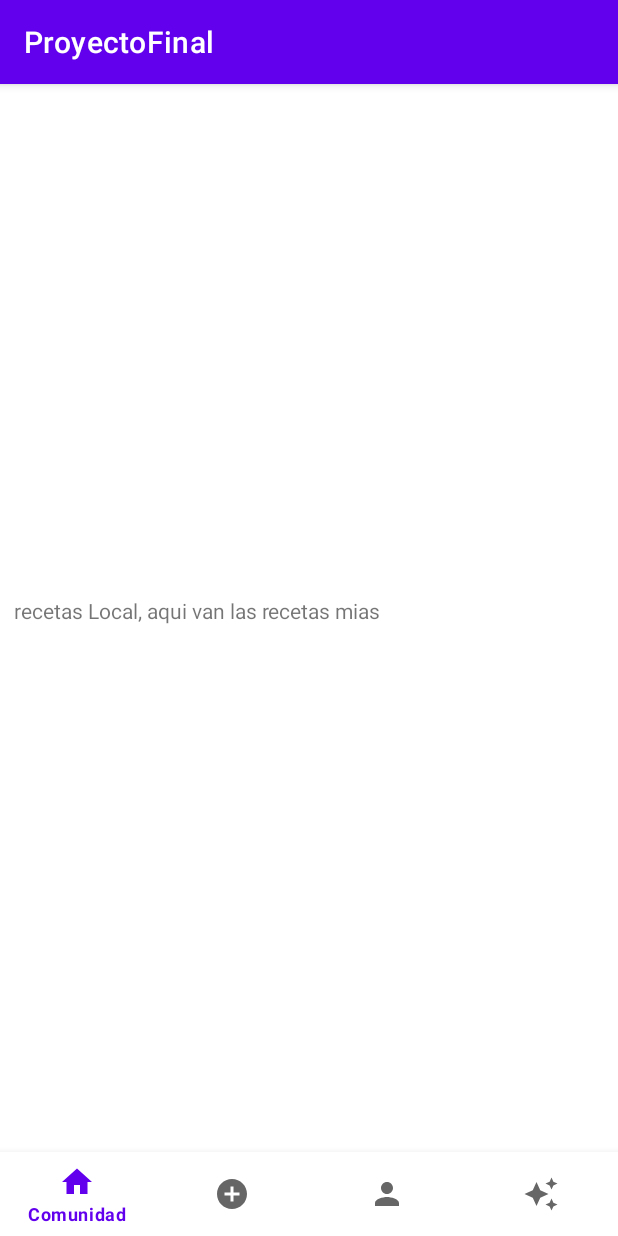
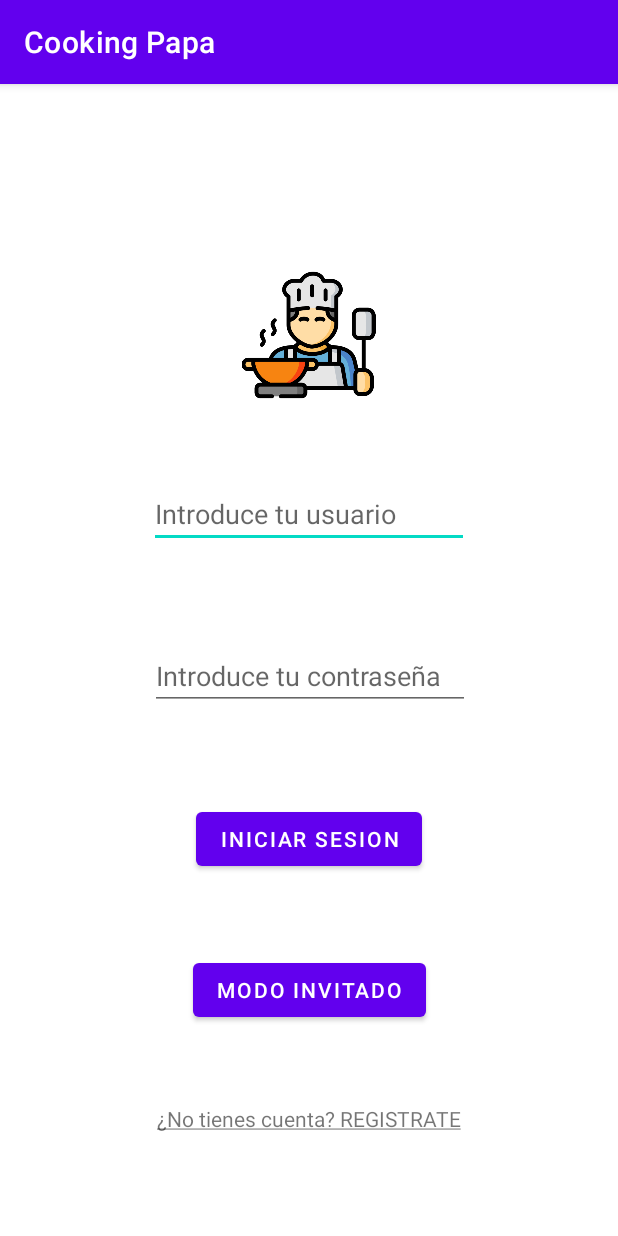
Before and after one commit to korah91/AndroidAppFinalDAS, an Android app: the screen it shows after launch (MainActivity before the commit, LoginActivity after it), on a phone screen of 412 x 824 dp. Run offline under Robolectric (Android 15) with nearby library versions, the phone set to English and light mode, and no system bars.

Commit message:
- Inicio Sesion y Registro (Unai Durán)

```diff
--- a/app/build.gradle
+++ b/app/build.gradle
@@ -26,6 +26,9 @@ android {
         sourceCompatibility JavaVersion.VERSION_1_8
         targetCompatibility JavaVersion.VERSION_1_8
     }
+    buildFeatures {
+        viewBinding true
+    }
 }
 
 dependencies {
@@ -37,6 +40,9 @@ dependencies {
     implementation 'androidx.constraintlayout:constraintlayout:2.1.4'
     implementation 'androidx.navigation:navigation-fragment:2.5.3'
     implementation 'androidx.navigation:navigation-ui:2.5.3'
+    implementation 'androidx.annotation:annotation:1.3.0'
+    implementation 'androidx.lifecycle:lifecycle-livedata-ktx:2.4.1'
+    implementation 'androidx.lifecycle:lifecycle-viewmodel-ktx:2.4.1'
     testImplementation 'junit:junit:4.13.2'
     androidTestImplementation 'androidx.test.ext:junit:1.1.5'
     androidTestImplementation 'androidx.test.espresso:espresso-core:3.5.1'
--- /dev/null
+++ b/app/src/main/java/com/example/proyectofinal/LoginActivity.java
@@ -0,0 +1,29 @@
+package com.example.proyectofinal;
+
+import androidx.appcompat.app.AppCompatActivity;
+
+import android.content.Intent;
+import android.os.Bundle;
+import android.view.View;
+
+public class LoginActivity extends AppCompatActivity {
+
+    @Override
+    protected void onCreate(Bundle savedInstanceState) {
+        super.onCreate(savedInstanceState);
+        setContentView(R.layout.activity_login);
+    }
+
+    public void registro(View view){
+        Intent registro = new Intent(LoginActivity.this, RegistroActivity.class);
+        startActivity(registro);
+    }
+
+    public void inicioSesion(View view){
+
+    }
+
+    public void invitado(View view){
+
+    }
+}
--- /dev/null
+++ b/app/src/main/res/layout-land/activity_login.xml
@@ -0,0 +1,88 @@
+<?xml version="1.0" encoding="utf-8"?>
+<androidx.constraintlayout.widget.ConstraintLayout xmlns:android="http://schemas.android.com/apk/res/android"
+    xmlns:app="http://schemas.android.com/apk/res-auto"
+    xmlns:tools="http://schemas.android.com/tools"
+    android:layout_width="match_parent"
+    android:layout_height="match_parent">
+
+    <ImageView
+        android:id="@+id/iconoLogin"
+        android:layout_width="84dp"
+        android:layout_height="77dp"
+        android:layout_marginTop="20dp"
+        android:layout_marginBottom="60dp"
+        app:layout_constraintBottom_toTopOf="@+id/Registro_words"
+        app:layout_constraintEnd_toEndOf="parent"
+        app:layout_constraintStart_toStartOf="parent"
+        app:layout_constraintTop_toTopOf="parent"
+        app:srcCompat="@drawable/chef" />
+
+    <EditText
+        android:id="@+id/mail_text"
+        android:layout_width="wrap_content"
+        android:layout_height="wrap_content"
+        android:layout_marginStart="45dp"
+        android:layout_marginEnd="20dp"
+        android:ems="10"
+        android:inputType="textEmailAddress"
+        app:layout_constraintBottom_toBottomOf="parent"
+        app:layout_constraintEnd_toStartOf="@+id/password_text"
+        app:layout_constraintStart_toStartOf="parent"
+        app:layout_constraintTop_toTopOf="parent" />
+
+    <EditText
+        android:id="@+id/password_text"
+        android:layout_width="wrap_content"
+        android:layout_height="wrap_content"
+        android:layout_marginStart="30dp"
+        android:layout_marginEnd="45dp"
+        android:ems="10"
+        android:inputType="textPassword"
+        app:layout_constraintBottom_toBottomOf="parent"
+        app:layout_constraintEnd_toEndOf="parent"
+        app:layout_constraintStart_toEndOf="@+id/mail_text"
+        app:layout_constraintTop_toTopOf="parent" />
+
+    <Button
+        android:id="@+id/login_button"
+        android:layout_width="wrap_content"
+        android:layout_height="wrap_content"
+        android:layout_marginStart="100dp"
+        android:layout_marginTop="24dp"
+        android:layout_marginEnd="80dp"
+        android:layout_marginBottom="71dp"
+        android:onClick="inicioSesion"
+        android:text="@string/login_button"
+        app:layout_constraintBottom_toBottomOf="parent"
+        app:layout_constraintEnd_toStartOf="@+id/invitado_button"
+        app:layout_constraintStart_toStartOf="parent"
+        app:layout_constraintTop_toBottomOf="@+id/mail_text" />
+
+    <Button
+        android:id="@+id/invitado_button"
+        android:layout_width="wrap_content"
+        android:layout_height="wrap_content"
+        android:layout_marginStart="80dp"
+        android:layout_marginTop="24dp"
+        android:layout_marginEnd="100dp"
+        android:layout_marginBottom="71dp"
+        android:onClick="invitado"
+        android:text="@string/invitado_button"
+        app:layout_constraintBottom_toBottomOf="parent"
+        app:layout_constraintEnd_toEndOf="parent"
+        app:layout_constraintStart_toEndOf="@+id/login_button"
+        app:layout_constraintTop_toBottomOf="@+id/password_text" />
+
+    <TextView
+        android:id="@+id/Registro_words"
+        android:layout_width="wrap_content"
+        android:layout_height="wrap_content"
+        android:layout_marginTop="120dp"
+        android:layout_marginBottom="20dp"
+        android:onClick="registro"
+        android:text="@string/Registro_words"
+        app:layout_constraintBottom_toBottomOf="parent"
+        app:layout_constraintEnd_toEndOf="parent"
+        app:layout_constraintStart_toStartOf="parent"
+        app:layout_constraintTop_toBottomOf="@+id/iconoLogin" />
+</androidx.constraintlayout.widget.ConstraintLayout>
--- /dev/null
+++ b/app/src/main/res/layout/activity_login.xml
@@ -0,0 +1,91 @@
+<?xml version="1.0" encoding="utf-8"?>
+<androidx.constraintlayout.widget.ConstraintLayout xmlns:android="http://schemas.android.com/apk/res/android"
+    xmlns:app="http://schemas.android.com/apk/res-auto"
+    xmlns:tools="http://schemas.android.com/tools"
+    android:layout_width="match_parent"
+    android:layout_height="match_parent"
+    tools:context=".LoginActivity">
+
+    <ImageView
+        android:id="@+id/iconoLogin"
+        android:layout_width="103dp"
+        android:layout_height="89dp"
+        android:layout_marginTop="100dp"
+        android:layout_marginBottom="20dp"
+        app:layout_constraintBottom_toTopOf="@+id/mail_text"
+        app:layout_constraintEnd_toEndOf="parent"
+        app:layout_constraintHorizontal_bias="0.498"
+        app:layout_constraintStart_toStartOf="parent"
+        app:layout_constraintTop_toTopOf="parent"
+        app:srcCompat="@drawable/chef" />
+
+    <TextView
+        android:id="@+id/Registro_words"
+        android:layout_width="wrap_content"
+        android:layout_height="wrap_content"
+        android:layout_marginTop="10dp"
+        android:layout_marginBottom="46dp"
+        android:onClick="registro"
+        android:text="@string/Registro_words"
+        app:layout_constraintBottom_toBottomOf="parent"
+        app:layout_constraintEnd_toEndOf="parent"
+        app:layout_constraintStart_toStartOf="parent"
+        app:layout_constraintTop_toBottomOf="@+id/invitado_button" />
+
+    <EditText
+        android:id="@+id/mail_text"
+        android:layout_width="wrap_content"
+        android:layout_height="wrap_content"
+        android:layout_marginTop="10dp"
+        android:layout_marginBottom="20dp"
+        android:ems="10"
+        android:hint="@string/mail_text"
+        android:inputType="textEmailAddress"
+        android:textSize="18sp"
+        app:layout_constraintBottom_toTopOf="@+id/password_text"
+        app:layout_constraintEnd_toEndOf="parent"
+        app:layout_constraintStart_toStartOf="parent"
+        app:layout_constraintTop_toBottomOf="@+id/iconoLogin" />
+
+    <EditText
+        android:id="@+id/password_text"
+        android:layout_width="wrap_content"
+        android:layout_height="wrap_content"
+        android:layout_marginStart="101dp"
+        android:layout_marginTop="20dp"
+        android:layout_marginEnd="100dp"
+        android:layout_marginBottom="20dp"
+        android:ems="10"
+        android:hint="@string/password_text"
+        android:inputType="textPassword"
+        app:layout_constraintBottom_toTopOf="@+id/login_button"
+        app:layout_constraintEnd_toEndOf="parent"
+        app:layout_constraintStart_toStartOf="parent"
+        app:layout_constraintTop_toBottomOf="@+id/mail_text" />
+
+    <Button
+        android:id="@+id/login_button"
+        android:layout_width="wrap_content"
+        android:layout_height="wrap_content"
+        android:layout_marginTop="20dp"
+        android:layout_marginBottom="20dp"
+        android:onClick="inicioSesion"
+        android:text="@string/login_button"
+        app:layout_constraintBottom_toTopOf="@+id/invitado_button"
+        app:layout_constraintEnd_toEndOf="parent"
+        app:layout_constraintStart_toStartOf="parent"
+        app:layout_constraintTop_toBottomOf="@+id/password_text" />
+
+    <Button
+        android:id="@+id/invitado_button"
+        android:layout_width="wrap_content"
+        android:layout_height="wrap_content"
+        android:layout_marginTop="10dp"
+        android:layout_marginBottom="20dp"
+        android:onClick="invitado"
+        android:text="@string/invitado_button"
+        app:layout_constraintBottom_toTopOf="@+id/Registro_words"
+        app:layout_constraintEnd_toEndOf="parent"
+        app:layout_constraintStart_toStartOf="parent"
+        app:layout_constraintTop_toBottomOf="@+id/login_button" />
+</androidx.constraintlayout.widget.ConstraintLayout>
--- /dev/null
+++ b/app/src/main/res/values-land/dimens.xml
@@ -0,0 +1,3 @@
+<resources>
+    <dimen name="activity_horizontal_margin">48dp</dimen>
+</resources>
--- /dev/null
+++ b/app/src/main/res/values-w1240dp/dimens.xml
@@ -0,0 +1,3 @@
+<resources>
+    <dimen name="activity_horizontal_margin">200dp</dimen>
+</resources>
--- /dev/null
+++ b/app/src/main/res/values-w600dp/dimens.xml
@@ -0,0 +1,3 @@
+<resources>
+    <dimen name="activity_horizontal_margin">48dp</dimen>
+</resources>
--- /dev/null
+++ b/app/src/main/res/values/dimens.xml
@@ -0,0 +1,5 @@
+<resources>
+    <!-- Default screen margins, per the Android Design guidelines. -->
+    <dimen name="activity_horizontal_margin">16dp</dimen>
+    <dimen name="activity_vertical_margin">16dp</dimen>
+</resources>
--- a/app/src/main/res/values/strings.xml
+++ b/app/src/main/res/values/strings.xml
@@ -2,4 +2,20 @@
     <string name="app_name">ProyectoFinal</string>
     <!-- TODO: Remove or change this placeholder text -->
     <string name="hello_blank_fragment">Hello blank fragment</string>
+    <string name="title_activity_login">LoginActivity</string>
+    <string name="prompt_email">Email</string>
+    <string name="prompt_password">Password</string>
+    <string name="action_sign_in">Sign in or register</string>
+    <string name="action_sign_in_short">Sign in</string>
+    <string name="welcome">"Welcome !"</string>
+    <string name="invalid_username">Not a valid username</string>
+    <string name="invalid_password">Password must be >5 characters</string>
+    <string name="login_failed">"Login failed"</string>
+    <string name="Registro_words"><u>¿No tienes cuenta? REGISTRATE</u></string>
+    <string name="login_button">Iniciar Sesion</string>
+    <string name="invitado_button">Modo Invitado</string>
+    <string name="mail_text">Introduce tu usuario</string>
+    <string name="password_text">Introduce tu contraseña</string>
+    <string name="registrar_button">REGISTRARME</string>
+    <string name="password_text_regis_2">Repite la contraseña</string>
 </resources>
--- a/app/src/main/res/values/themes.xml
+++ b/app/src/main/res/values/themes.xml
@@ -1,4 +1,4 @@
-<resources xmlns:tools="http://schemas.android.com/tools">
+ <resources xmlns:tools="http://schemas.android.com/tools">
     <!-- Base application theme. -->
     <style name="Theme.ProyectoFinal" parent="Theme.MaterialComponents.DayNight.DarkActionBar">
         <!-- Primary brand color. -->
```
Also changed, not shown: app/src/main/AndroidManifest.xml (+8 -6 lines), app/src/main/java/com/example/proyectofinal/RegistroActivity.java (added, +38 -0 lines), app/src/main/res/layout-land/activity_registro.xml (added, +86 -0 lines), app/src/main/res/layout/activity_registro.xml (added, +89 -0 lines), app/src/main/res/drawable/chef.png (added), app/src/main/res/drawable/delantal.png (added).
